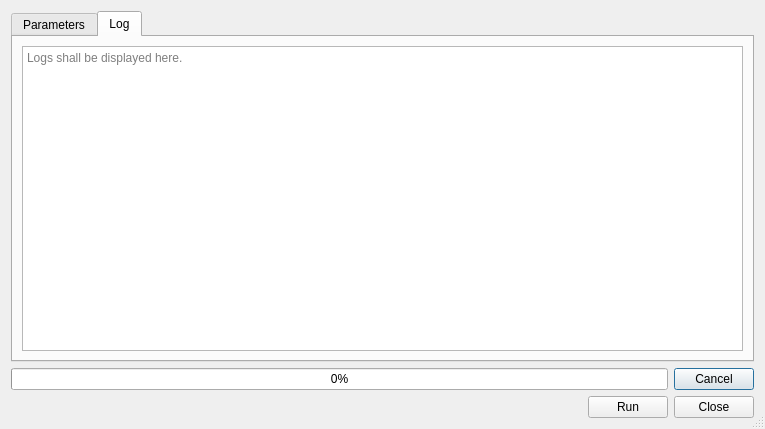
Qt form dem_builder_dialog_base.ui (jaminzoda/terra-antiqua) before a commit.
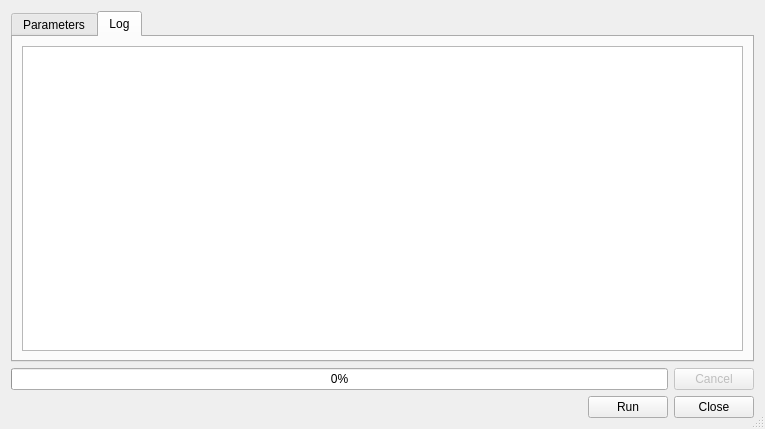
The same form after that commit. The open tabs and pages were chosen to show the change. Custom widgets are drawn as their Qt base class.

Diff of the .ui file:
```diff
--- a/dem_builder_dialog_base.ui
+++ b/dem_builder_dialog_base.ui
@@ -372,12 +372,12 @@
       </attribute>
       <layout class="QHBoxLayout" name="horizontalLayout_9">
        <item>
-        <widget class="QPlainTextEdit" name="plainTextEdit_2">
-         <property name="readOnly">
-          <bool>true</bool>
+        <widget class="QTextEdit" name="logText">
+         <property name="autoFormatting">
+          <set>QTextEdit::AutoAll</set>
          </property>
-         <property name="placeholderText">
-          <string>Logs shall be displayed here.</string>
+         <property name="textInteractionFlags">
+          <set>Qt::LinksAccessibleByMouse|Qt::TextSelectableByKeyboard|Qt::TextSelectableByMouse</set>
          </property>
         </widget>
        </item>
@@ -396,6 +396,9 @@
      </item>
      <item>
       <widget class="QPushButton" name="cancelButton">
+       <property name="enabled">
+        <bool>false</bool>
+       </property>
        <property name="sizePolicy">
         <sizepolicy hsizetype="Fixed" vsizetype="Fixed">
          <horstretch>0</horstretch>
```
Left out of the diff: 39 changed lines with no effect on the pictures.
